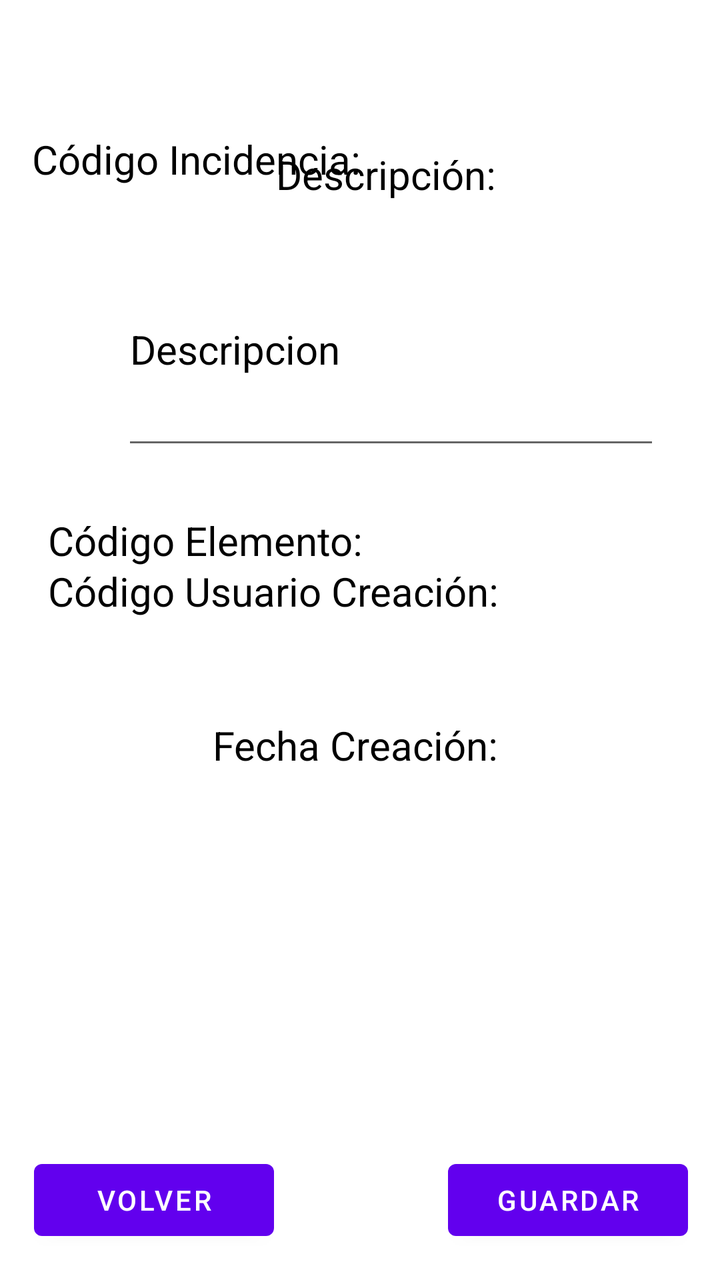
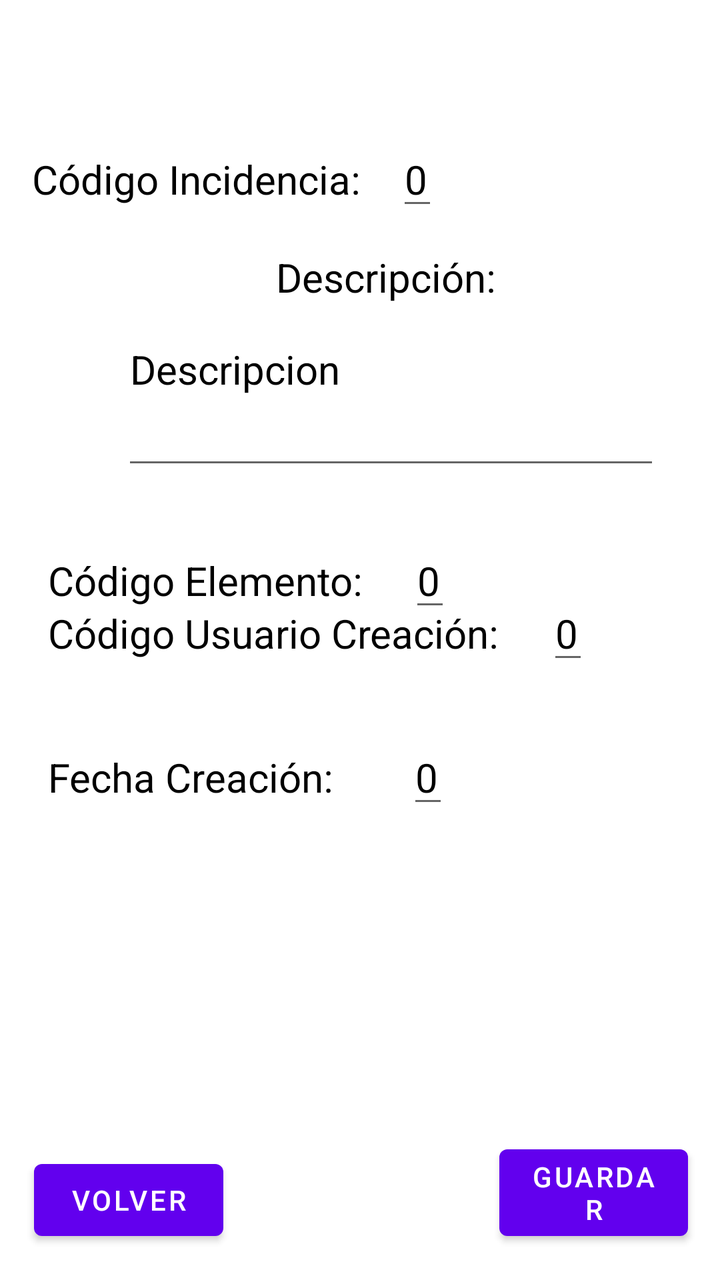

An Android layout rendered at two revisions. The XML below is the earlier revision; the diff shows what the commit changed to produce the second picture.
<!-- AndroidManifest.xml: application theme Theme.AplicacionIncidencias -->
<!-- res/layout/activity_info_incidencia.xml -->
<?xml version="1.0" encoding="utf-8"?>
<androidx.constraintlayout.widget.ConstraintLayout xmlns:android="http://schemas.android.com/apk/res/android"
    xmlns:app="http://schemas.android.com/apk/res-auto"
    xmlns:tools="http://schemas.android.com/tools"
    android:id="@+id/main"
    android:layout_width="match_parent"
    android:layout_height="match_parent"
    tools:context=".Incidencia.Activity_Info_Incidencia">

    <TextView
        android:id="@+id/tvCodigoIncidencia"
        android:layout_width="wrap_content"
        android:layout_height="wrap_content"
        android:layout_marginStart="16dp"
        android:text="Código Incidencia: "
        android:textColor="@color/black"
        android:textSize="20sp"
        app:layout_constraintBaseline_toBaselineOf="@+id/tvinfoCodigoIncidencia"
        app:layout_constraintStart_toStartOf="parent"></TextView>

    <TextView
        android:id="@+id/tvinfoCodigoIncidencia"
        android:layout_width="wrap_content"
        android:layout_height="wrap_content"
        android:layout_marginTop="66dp"
        android:layout_marginEnd="34dp"
        android:textSize="20sp"
        android:textColor="@color/black"
        app:layout_constraintEnd_toEndOf="@+id/tvDescripcionIncidencia"
        app:layout_constraintTop_toTopOf="parent"></TextView>

    <TextView
        android:id="@+id/tvDescripcionIncidencia"
        android:layout_width="wrap_content"
        android:layout_height="wrap_content"
        android:layout_marginBottom="16dp"
        android:text="Descripción: "
        android:textColor="@color/black"
        android:textSize="20sp"
        app:layout_constraintBottom_toTopOf="@+id/edDescripcionIncidencia"
        app:layout_constraintEnd_toEndOf="@+id/edDescripcionIncidencia"
        app:layout_constraintStart_toStartOf="@+id/edDescripcionIncidencia"></TextView>

    <EditText
        android:id="@+id/edDescripcionIncidencia"
        android:layout_width="269dp"
        android:layout_height="113dp"
        android:layout_marginStart="37dp"
        android:layout_marginTop="96dp"
        android:layout_marginBottom="98dp"
        android:inputType="textMultiLine"
        android:text="Descripcion"
        android:textColor="@color/black"
        android:textSize="20sp"
        app:layout_constraintBottom_toTopOf="@+id/tvCodigoUsuarioCreacion"
        app:layout_constraintStart_toStartOf="@+id/tvCodigoElemento"
        app:layout_constraintTop_toTopOf="@+id/tvCodigoIncidencia"></EditText>

    <TextView
        android:id="@+id/tvCodigoElemento"
        android:layout_width="wrap_content"
        android:layout_height="wrap_content"
        android:layout_marginStart="24dp"
        android:text="Código Elemento: "
        android:textColor="@color/black"
        android:textSize="20sp"
        app:layout_constraintBaseline_toBaselineOf="@+id/tvInfoCodigoElemento"
        app:layout_constraintStart_toStartOf="parent"></TextView>

    <TextView
        android:id="@+id/tvCodigoUsuarioCreacion"
        android:layout_width="wrap_content"
        android:layout_height="wrap_content"
        android:layout_marginStart="24dp"
        android:text="Código Usuario Creación: "
        android:textColor="@color/black"
        android:textSize="20sp"
        app:layout_constraintBaseline_toBaselineOf="@+id/tvInfoCodigoUsuarioCreacion"
        app:layout_constraintStart_toStartOf="parent"></TextView>

    <TextView
        android:id="@+id/tvFechaCreacion"
        android:layout_width="wrap_content"
        android:layout_height="wrap_content"
        android:layout_marginBottom="254dp"
        android:text="Fecha Creación: "
        android:textColor="@color/black"
        android:textSize="20sp"
        app:layout_constraintBottom_toBottomOf="parent"
        app:layout_constraintEnd_toEndOf="parent"
        app:layout_constraintStart_toStartOf="parent"></TextView>

    <TextView
        android:id="@+id/tvInfoFechaCreacion"
        android:layout_width="wrap_content"
        android:layout_height="wrap_content"
        android:layout_marginStart="75dp"
        android:layout_marginTop="38dp"
        android:textSize="20sp"
        android:textColor="@color/black"
        app:layout_constraintStart_toStartOf="parent"
        app:layout_constraintTop_toBottomOf="@+id/tvFechaCreacion"></TextView>

    <TextView
        android:id="@+id/tvInfoCodigoUsuarioCreacion"
        android:layout_width="wrap_content"
        android:layout_height="wrap_content"
        android:layout_marginStart="13dp"
        android:layout_marginBottom="50dp"
        android:textSize="20sp"
        android:textColor="@color/black"
        app:layout_constraintBottom_toTopOf="@+id/tvFechaCreacion"
        app:layout_constraintStart_toEndOf="@+id/tvCodigoUsuarioCreacion"></TextView>

    <TextView
        android:id="@+id/tvInfoCodigoElemento"
        android:layout_width="wrap_content"
        android:layout_height="wrap_content"
        android:layout_marginStart="18dp"
        android:layout_marginTop="27dp"
        android:textSize="20sp"
        android:textColor="@color/black"
        app:layout_constraintStart_toEndOf="@+id/tvCodigoElemento"
        app:layout_constraintTop_toBottomOf="@+id/edDescripcionIncidencia"></TextView>

    <Button
        android:id="@+id/btnGuardar"
        android:layout_width="120dp"
        android:layout_height="wrap_content"
        android:layout_marginEnd="16dp"
        android:layout_marginBottom="16dp"
        android:text="Guardar"
        app:layout_constraintBottom_toBottomOf="parent"
        app:layout_constraintEnd_toEndOf="parent" />

    <Button
        android:id="@+id/btnVolver"
        android:layout_width="120dp"
        android:layout_height="wrap_content"
        android:layout_marginStart="17dp"
        android:layout_marginBottom="16dp"
        android:text="Volver"
        app:layout_constraintBottom_toBottomOf="parent"
        app:layout_constraintStart_toStartOf="parent" />


</androidx.constraintlayout.widget.ConstraintLayout>
<!-- resources referenced by this layout -->
<resources>
  <color name="black">#FF000000</color>
  <style name="Theme.AplicacionIncidencias" parent="Theme.MaterialComponents.DayNight.DarkActionBar">
          
          <item name="colorPrimary">@color/purple_500</item>
          <item name="colorPrimaryVariant">@color/purple_700</item>
          <item name="colorOnPrimary">@color/white</item>
          
          <item name="colorSecondary">@color/teal_200</item>
          <item name="colorSecondaryVariant">@color/teal_700</item>
          <item name="colorOnSecondary">@color/black</item>
          
          <item name="android:statusBarColor">?attr/colorPrimaryVariant</item>
          
      </style>
  <color name="purple_500">#FF6200EE</color>
  <color name="purple_700">#FF3700B3</color>
  <color name="white">#FFFFFFFF</color>
  <color name="teal_200">#FF03DAC5</color>
  <color name="teal_700">#FF018786</color>
</resources>

<!-- the commit's change to res/layout/activity_info_incidencia.xml (unified diff, before → after) -->
@@ -15,46 +15,47 @@
         android:text="Código Incidencia: "
         android:textColor="@color/black"
         android:textSize="20sp"
-        app:layout_constraintBaseline_toBaselineOf="@+id/tvinfoCodigoIncidencia"
-        app:layout_constraintStart_toStartOf="parent"></TextView>
+        app:layout_constraintBaseline_toBaselineOf="@+id/edinfoCodigoIncidencia"
+        app:layout_constraintStart_toStartOf="parent" />
 
-    <TextView
-        android:id="@+id/tvinfoCodigoIncidencia"
+    <EditText
+        android:id="@+id/edinfoCodigoIncidencia"
         android:layout_width="wrap_content"
         android:layout_height="wrap_content"
+        android:layout_marginStart="13dp"
         android:layout_marginTop="66dp"
-        android:layout_marginEnd="34dp"
+        android:text="0"
+        android:textColor="@color/black"
         android:textSize="20sp"
-        android:textColor="@color/black"
-        app:layout_constraintEnd_toEndOf="@+id/tvDescripcionIncidencia"
-        app:layout_constraintTop_toTopOf="parent"></TextView>
+        app:layout_constraintStart_toEndOf="@+id/tvCodigoIncidencia"
+        app:layout_constraintTop_toTopOf="parent" />
 
     <TextView
         android:id="@+id/tvDescripcionIncidencia"
         android:layout_width="wrap_content"
         android:layout_height="wrap_content"
-        android:layout_marginBottom="16dp"
+        android:layout_marginTop="15dp"
         android:text="Descripción: "
         android:textColor="@color/black"
         android:textSize="20sp"
-        app:layout_constraintBottom_toTopOf="@+id/edDescripcionIncidencia"
         app:layout_constraintEnd_toEndOf="@+id/edDescripcionIncidencia"
-        app:layout_constraintStart_toStartOf="@+id/edDescripcionIncidencia"></TextView>
+        app:layout_constraintStart_toStartOf="@+id/edDescripcionIncidencia"
+        app:layout_constraintTop_toBottomOf="@+id/edinfoCodigoIncidencia" />
 
     <EditText
         android:id="@+id/edDescripcionIncidencia"
         android:layout_width="269dp"
         android:layout_height="113dp"
         android:layout_marginStart="37dp"
-        android:layout_marginTop="96dp"
-        android:layout_marginBottom="98dp"
+        android:layout_marginTop="172dp"
+        android:layout_marginBottom="171dp"
         android:inputType="textMultiLine"
         android:text="Descripcion"
         android:textColor="@color/black"
         android:textSize="20sp"
-        app:layout_constraintBottom_toTopOf="@+id/tvCodigoUsuarioCreacion"
+        app:layout_constraintBottom_toTopOf="@+id/edInfoFechaCreacion"
         app:layout_constraintStart_toStartOf="@+id/tvCodigoElemento"
-        app:layout_constraintTop_toTopOf="@+id/tvCodigoIncidencia"></EditText>
+        app:layout_constraintTop_toTopOf="parent" />
 
     <TextView
         android:id="@+id/tvCodigoElemento"
@@ -64,83 +65,88 @@
         android:text="Código Elemento: "
         android:textColor="@color/black"
         android:textSize="20sp"
-        app:layout_constraintBaseline_toBaselineOf="@+id/tvInfoCodigoElemento"
-        app:layout_constraintStart_toStartOf="parent"></TextView>
+        app:layout_constraintBaseline_toBaselineOf="@+id/edInfoCodigoElemento"
+        app:layout_constraintStart_toStartOf="parent" />
 
     <TextView
         android:id="@+id/tvCodigoUsuarioCreacion"
         android:layout_width="wrap_content"
         android:layout_height="wrap_content"
         android:layout_marginStart="24dp"
+        android:layout_marginBottom="310dp"
         android:text="Código Usuario Creación: "
         android:textColor="@color/black"
         android:textSize="20sp"
-        app:layout_constraintBaseline_toBaselineOf="@+id/tvInfoCodigoUsuarioCreacion"
-        app:layout_constraintStart_toStartOf="parent"></TextView>
+        app:layout_constraintBottom_toBottomOf="parent"
+        app:layout_constraintStart_toStartOf="parent" />
 
     <TextView
         android:id="@+id/tvFechaCreacion"
         android:layout_width="wrap_content"
         android:layout_height="wrap_content"
-        android:layout_marginBottom="254dp"
+        android:layout_marginStart="24dp"
         android:text="Fecha Creación: "
         android:textColor="@color/black"
         android:textSize="20sp"
-        app:layout_constraintBottom_toBottomOf="parent"
-        app:layout_constraintEnd_toEndOf="parent"
-        app:layout_constraintStart_toStartOf="parent"></TextView>
+        app:layout_constraintBaseline_toBaselineOf="@+id/edInfoFechaCreacion"
+        app:layout_constraintStart_toStartOf="parent" />
 
-    <TextView
-        android:id="@+id/tvInfoFechaCreacion"
+    <EditText
+        android:id="@+id/edInfoFechaCreacion"
         android:layout_width="wrap_content"
         android:layout_height="wrap_content"
-        android:layout_marginStart="75dp"
-        android:layout_marginTop="38dp"
+        android:layout_marginStart="32dp"
+        android:layout_marginTop="35dp"
+        android:text="0"
+        android:textColor="@color/black"
         android:textSize="20sp"
-        android:textColor="@color/black"
-        app:layout_constraintStart_toStartOf="parent"
-        app:layout_constraintTop_toBottomOf="@+id/tvFechaCreacion"></TextView>
+        app:layout_constraintStart_toEndOf="@+id/tvFechaCreacion"
+        app:layout_constraintTop_toBottomOf="@+id/tvCodigoUsuarioCreacion" />
 
-    <TextView
-        android:id="@+id/tvInfoCodigoUsuarioCreacion"
+    <EditText
+        android:id="@+id/edInfoCodigoUsuarioCreacion"
         android:layout_width="wrap_content"
         android:layout_height="wrap_content"
-        android:layout_marginStart="13dp"
-        android:layout_marginBottom="50dp"
+        android:layout_marginStart="19dp"
+        android:text="0"
+        android:textColor="@color/black"
         android:textSize="20sp"
-        android:textColor="@color/black"
-        app:layout_constraintBottom_toTopOf="@+id/tvFechaCreacion"
-        app:layout_constraintStart_toEndOf="@+id/tvCodigoUsuarioCreacion"></TextView>
+        app:layout_constraintBaseline_toBaselineOf="@+id/tvCodigoUsuarioCreacion"
+        app:layout_constraintStart_toEndOf="@+id/tvCodigoUsuarioCreacion" />
 
-    <TextView
-        android:id="@+id/tvInfoCodigoElemento"
+    <EditText
+        android:id="@+id/edInfoCodigoElemento"
         android:layout_width="wrap_content"
         android:layout_height="wrap_content"
         android:layout_marginStart="18dp"
         android:layout_marginTop="27dp"
+        android:text="0"
+        android:textColor="@color/black"
         android:textSize="20sp"
-        android:textColor="@color/black"
         app:layout_constraintStart_toEndOf="@+id/tvCodigoElemento"
-        app:layout_constraintTop_toBottomOf="@+id/edDescripcionIncidencia"></TextView>
+        app:layout_constraintTop_toBottomOf="@+id/edDescripcionIncidencia" />
 
     <Button
         android:id="@+id/btnGuardar"
-        android:layout_width="120dp"
+        android:layout_width="0dp"
         android:layout_height="wrap_content"
         android:layout_marginEnd="16dp"
         android:layout_marginBottom="16dp"
         android:text="Guardar"
         app:layout_constraintBottom_toBottomOf="parent"
-        app:layout_constraintEnd_toEndOf="parent" />
+        app:layout_constraintEnd_toEndOf="parent"
+        app:layout_constraintStart_toEndOf="@+id/btnVolver" />
 
     <Button
         android:id="@+id/btnVolver"
-        android:layout_width="120dp"
+        android:layout_width="0dp"
         android:layout_height="wrap_content"
         android:layout_marginStart="17dp"
+        android:layout_marginEnd="138dp"
         android:layout_marginBottom="16dp"
         android:text="Volver"
         app:layout_constraintBottom_toBottomOf="parent"
+        app:layout_constraintEnd_toStartOf="@+id/btnGuardar"
         app:layout_constraintStart_toStartOf="parent" />
 
 
